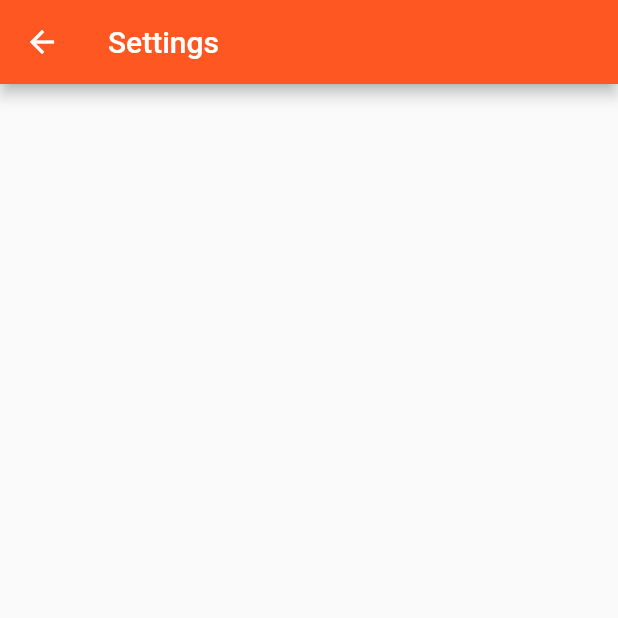
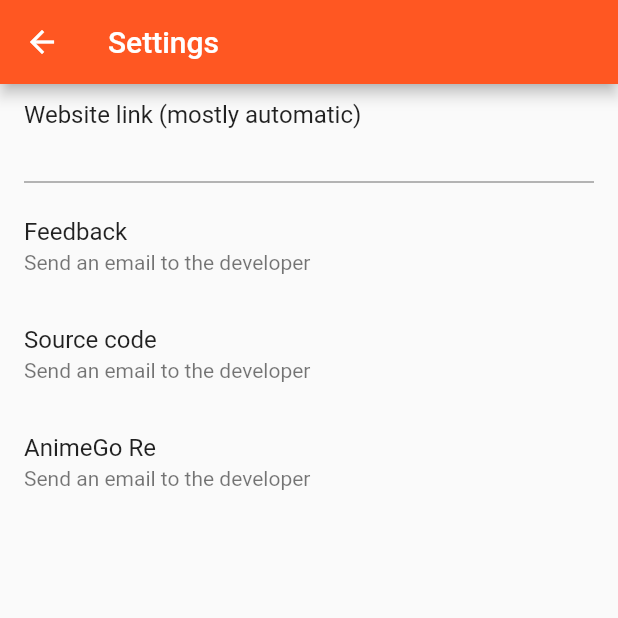
Before and after one commit to HQAnime/AnimeGo-Re, a Flutter app: the screen it shows after launch, in the side drawer, after a tap on "Settings", on a phone screen of 412 x 824 dp, the top half of it. Run offline on Flutter 3.47's test engine with Material 2 defaults, Android fonts, the phone set to English and light mode, and no system bars.

Commit message:
settings page 50%

```diff
--- a/AnimeGo/lib/ui/page/Settings.dart
+++ b/AnimeGo/lib/ui/page/Settings.dart
@@ -16,7 +16,34 @@ class _SettingsState extends State<Settings> {
       appBar: AppBar(
         title: Text('Settings')
       ),
-      body: Container(),
+      body: ListView(
+        children: <Widget>[
+          ListTile(
+            title: Text('Website link (mostly automatic)'),
+            subtitle: SizedBox(
+              height: 36,
+              child: TextField(
+
+              ),
+            ),
+          ),
+          ListTile(
+            title: Text('Feedback'),
+            subtitle: Text('Send an email to the developer'),
+            onTap: () {},
+          ),
+          ListTile(
+            title: Text('Source code'),
+            subtitle: Text('Send an email to the developer'),
+            onTap: () {},
+          ),
+          ListTile(
+            title: Text('AnimeGo Re'),
+            subtitle: Text('Send an email to the developer'),
+            onTap: () {},
+          )
+        ],
+      ),
     );
   }
 }
```
